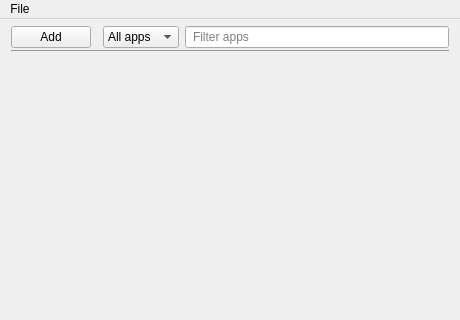
theboatswain/boatswain, file controllers/home/home.ui: the form before one commit; both pictures show x 0 to 460 and y 0 to 320 of the 460 by 639 pixel window.
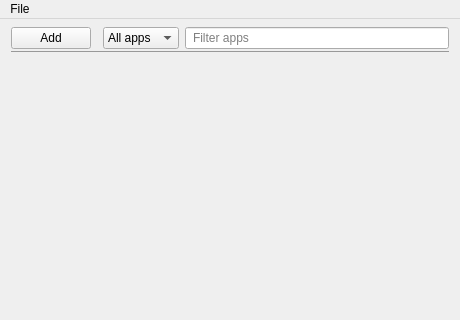
The form after the commit.

```diff
--- a/controllers/home/home.ui
+++ b/controllers/home/home.ui
@@ -33,6 +33,9 @@
     </sizepolicy>
    </property>
    <layout class="QVBoxLayout" name="verticalLayout">
+    <property name="spacing">
+     <number>0</number>
+    </property>
     <property name="topMargin">
      <number>5</number>
     </property>
@@ -162,7 +165,7 @@
          <x>0</x>
          <y>0</y>
          <width>436</width>
-         <height>525</height>
+         <height>535</height>
         </rect>
        </property>
       </widget>
```
